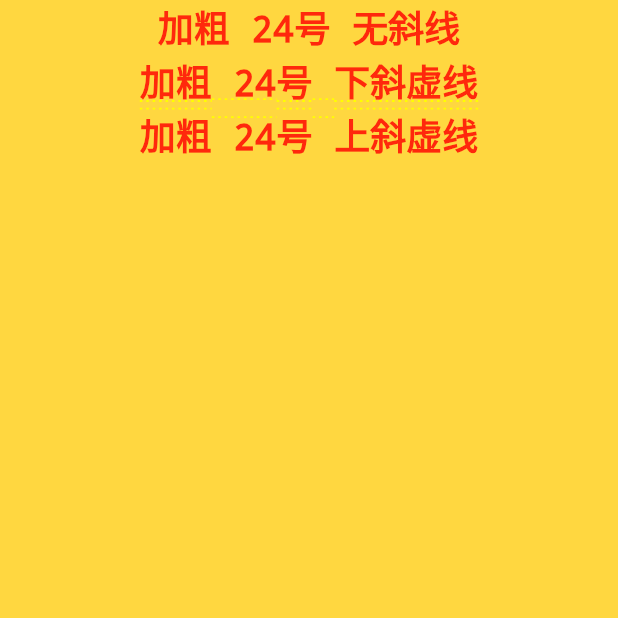
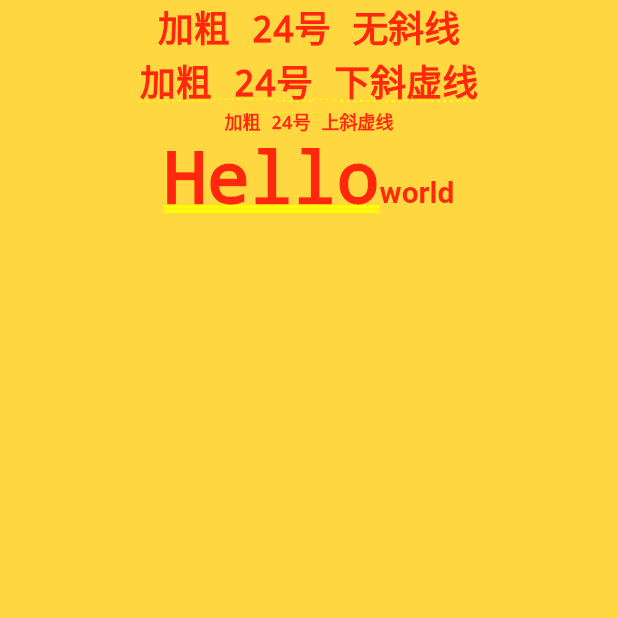
Before and after one commit to chenfuwei/FlutterDemo, a Flutter app: the screen it shows after launch, on a phone screen of 412 x 824 dp, the top half of it. Run offline on Flutter 3.47's test engine with Material 2 defaults, Android fonts, the phone set to English and light mode, and no system bars.

Commit message:
增加片段样式显示

```diff
--- a/lib/TextWidget.dart
+++ b/lib/TextWidget.dart
@@ -29,10 +29,24 @@ class TextWidget extends StatelessWidget
           new Text(
             '加粗 24号 上斜虚线',
             style: new TextStyle(
-                fontWeight: FontWeight.bold,
-                fontSize: 24,
+                fontSize: 12,
                 decoration: TextDecoration.overline,
                 decorationStyle: TextDecorationStyle.dotted
+            ),
+          ),
+          new Text.rich(
+            new TextSpan(
+              text:'Hello',
+              children: <TextSpan>[
+                new TextSpan(
+                  text: 'world',
+                  style: new TextStyle(
+                    fontSize: 20,
+                    fontWeight: FontWeight.w600,
+                    decoration: TextDecoration.none
+                  ),
+                ),
+              ],
             ),
           ),
         ],
```
